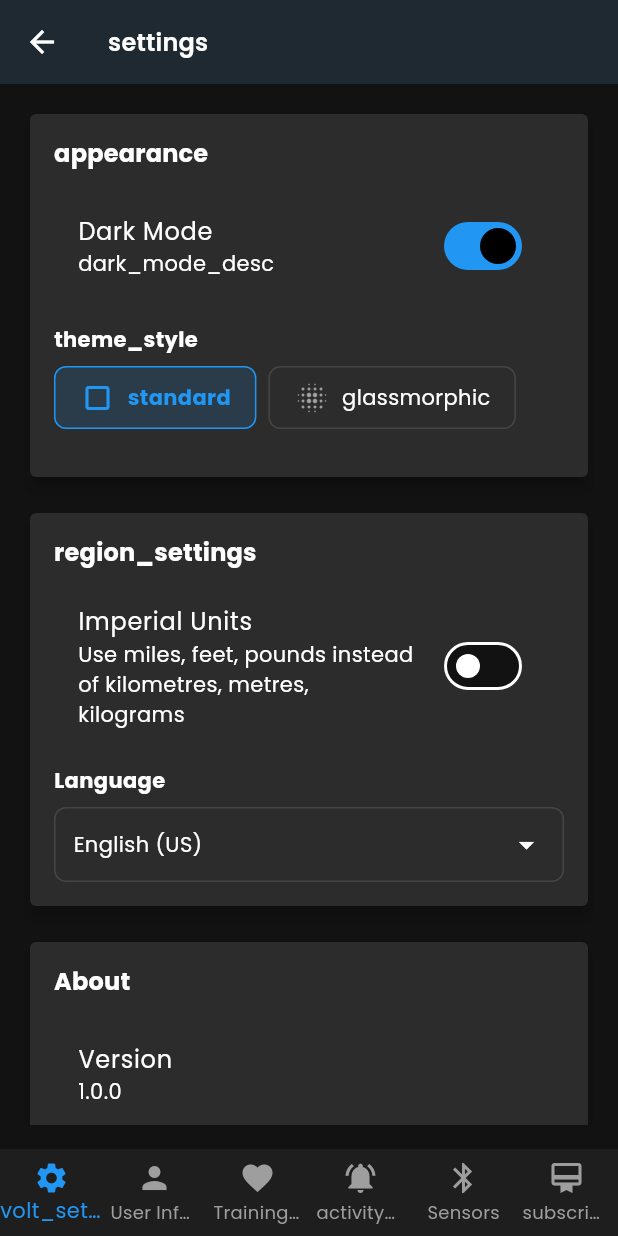
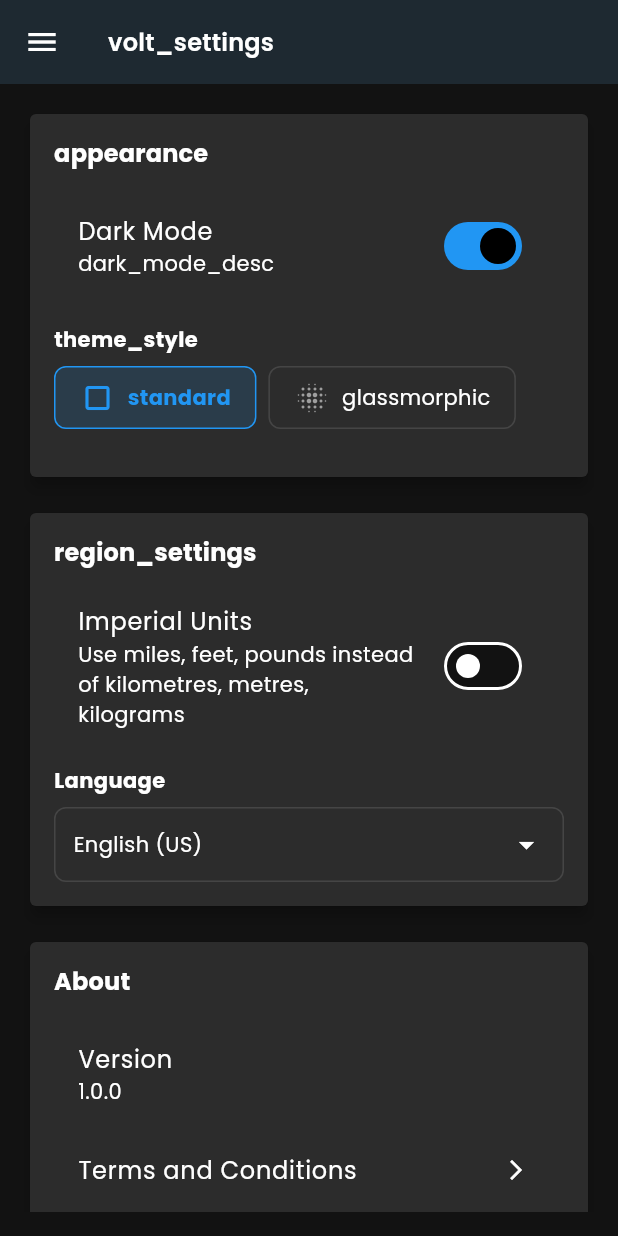
Before and after one commit to jtlab-studio/volt_one, a Flutter app: the SettingsRootScreen screen opened directly, on a phone screen of 412 x 824 dp. Run offline on Flutter 3.47's test engine with Material 3 defaults, Android fonts, the phone set to English and light mode, and no system bars; our stand-ins replace flutter_riverpod.

Commit message:
getting there

```diff
--- a/lib/modules/settings/screens/settings_root_screen.dart
+++ b/lib/modules/settings/screens/settings_root_screen.dart
@@ -1,5 +1,3 @@
-// lib/modules/settings/screens/settings_root_screen.dart
-
 import 'package:flutter/material.dart';
 import 'package:flutter_riverpod/flutter_riverpod.dart';
 import '../../../core/l10n/app_localizations.dart';
@@ -21,22 +19,22 @@ class SettingsRootScreen extends ConsumerWidget {
     final selectedSection = ref.watch(settingsSectionProvider);
     final screenType = getScreenType(context);
 
-    // Check if it's a tablet or desktop
-    final isLargeScreen =
-        screenType == ScreenType.desktop || screenType == ScreenType.tablet;
-
+    // For all screen sizes, use a persistent drawer layout
     return Scaffold(
-      appBar: isLargeScreen
-          ? null // No app bar for large screens (using side navigation)
-          : AppBar(
-              title: Text(localizations.translate('settings')),
+      appBar: AppBar(
+        title: Text(_getSettingsTitle(selectedSection, localizations)),
+        // Allow back navigation from Settings
         automaticallyImplyLeading: true,
       ),
-      body: SafeArea(
-        child: isLargeScreen
-            ? Row(
+      // Use a drawer for the settings menu that is permanently visible on larger screens
+      drawer: screenType == ScreenType.mobile
+          ? _buildSettingsDrawer(context, ref, selectedSection, localizations)
+          : null,
+      // For desktop/tablet, use a persistent drawer-like layout
+      body: Row(
         children: [
-                  // Settings navigation menu (left side) - Only on tablets/desktop
+          // Settings navigation menu (left side) - visible on tablet/desktop
+          if (screenType != ScreenType.mobile)
             Container(
               width: 240,
               decoration: BoxDecoration(
@@ -47,7 +45,59 @@ class SettingsRootScreen extends ConsumerWidget {
                   ),
                 ),
               ),
-                    child: ListView(
+              child: _buildSettingsOptions(
+                  context, ref, selectedSection, localizations),
+            ),
+
+          // Settings content area
+          Expanded(
+            child: _getSettingsContent(selectedSection),
+          ),
+        ],
+      ),
+    );
+  }
+
+  // Build the settings drawer for mobile
+  Widget _buildSettingsDrawer(
+    BuildContext context,
+    WidgetRef ref,
+    String selectedSection,
+    AppLocalizations localizations,
+  ) {
+    return Drawer(
+      child: SafeArea(
+        child: Column(
+          children: [
+            // Drawer header
+            Container(
+              padding: const EdgeInsets.all(16.0),
+              alignment: Alignment.centerLeft,
+              child: Text(
+                localizations.translate('settings'),
+                style: Theme.of(context).textTheme.titleLarge,
+              ),
+            ),
+            Divider(),
+            // Settings options
+            Expanded(
+              child: _buildSettingsOptions(
+                  context, ref, selectedSection, localizations),
+            ),
+          ],
+        ),
+      ),
+    );
+  }
+
+  // Build the list of settings options
+  Widget _buildSettingsOptions(
+    BuildContext context,
+    WidgetRef ref,
+    String selectedSection,
+    AppLocalizations localizations,
+  ) {
+    return ListView(
       children: [
         _buildSettingTile(
           context,
@@ -98,23 +148,6 @@ class SettingsRootScreen extends ConsumerWidget {
           selectedSection == 'subscription',
         ),
       ],
-                    ),
-                  ),
-
-                  // Settings content (right side)
-                  Expanded(
-                    child: _getSettingsContent(selectedSection),
-                  ),
-                ],
-              )
-            : _getSettingsContent(
-                selectedSection), // Full-screen content on phones
-      ),
-      // Only show bottom navigation on phones, not on tablets/desktop
-      bottomNavigationBar: isLargeScreen
-          ? null
-          : _buildBottomNavigation(
-              context, ref, selectedSection, localizations),
     );
   }
 
@@ -129,9 +162,11 @@ class SettingsRootScreen extends ConsumerWidget {
     final theme = Theme.of(context);
     final color = isSelected ? theme.primaryColor : null;
 
-    // Using a safe approach for setting background color when selected
-    final Color bgColor =
-        isSelected ? theme.primaryColor.withAlpha(20) : Colors.transparent;
+    // Use RGBA for background color when selected to avoid withOpacity deprecation
+    final backgroundColor = isSelected
+        ? Color.fromRGBO(theme.primaryColor.red, theme.primaryColor.green,
+            theme.primaryColor.blue, 0.1)
+        : Colors.transparent;
 
     return ListTile(
       leading: Icon(icon, color: color),
@@ -143,64 +178,16 @@ class SettingsRootScreen extends ConsumerWidget {
         ),
       ),
       selected: isSelected,
-      selectedTileColor: bgColor,
+      selectedTileColor: backgroundColor,
       onTap: () {
+        // Set the selected section
         ref.read(settingsSectionProvider.notifier).state = sectionId;
-      },
-    );
-  }
 
-  Widget _buildBottomNavigation(
-    BuildContext context,
-    WidgetRef ref,
-    String currentSection,
-    AppLocalizations localizations,
-  ) {
-    return BottomNavigationBar(
-      currentIndex: _getNavIndex(currentSection),
-      onTap: (index) {
-        final sections = [
-          'volt_settings',
-          'user_info',
-          'training_zones',
-          'activity_alerts',
-          'sensors',
-          'subscription',
-        ];
-        // Make sure we don't go out of bounds
-        if (index < sections.length) {
-          ref.read(settingsSectionProvider.notifier).state = sections[index];
+        // On mobile, close the drawer after selection
+        if (getScreenType(context) == ScreenType.mobile) {
+          Navigator.of(context).pop();
         }
       },
-      type: BottomNavigationBarType.fixed, // Important for more than 3 items
-      selectedItemColor: Theme.of(context).primaryColor,
-      unselectedItemColor: Colors.grey,
-      items: [
-        BottomNavigationBarItem(
-          icon: const Icon(Icons.settings),
-          label: localizations.translate('volt_settings'),
-        ),
-        BottomNavigationBarItem(
-          icon: const Icon(Icons.person),
-          label: localizations.translate('user_info'),
-        ),
-        BottomNavigationBarItem(
-          icon: const Icon(Icons.favorite),
-          label: localizations.translate('training_zones'),
-        ),
-        BottomNavigationBarItem(
-          icon: const Icon(Icons.notifications_active),
-          label: localizations.translate('activity_alerts'),
-        ),
-        BottomNavigationBarItem(
-          icon: const Icon(Icons.bluetooth),
-          label: localizations.translate('sensors'),
-        ),
-        BottomNavigationBarItem(
-          icon: const Icon(Icons.card_membership),
-          label: localizations.translate('subscription'),
-        ),
-      ],
     );
   }
 
@@ -223,22 +210,22 @@ class SettingsRootScreen extends ConsumerWidget {
     }
   }
 
-  int _getNavIndex(String section) {
+  String _getSettingsTitle(String section, AppLocalizations localizations) {
     switch (section) {
       case 'volt_settings':
-        return 0;
+        return localizations.translate('volt_settings');
       case 'user_info':
-        return 1;
+        return localizations.translate('user_info');
       case 'training_zones':
-        return 2;
+        return localizations.translate('training_zones');
       case 'activity_alerts':
-        return 3;
+        return localizations.translate('activity_alerts');
       case 'sensors':
-        return 4;
+        return localizations.translate('sensors');
       case 'subscription':
-        return 5;
+        return localizations.translate('subscription');
       default:
-        return 0;
+        return localizations.translate('settings');
     }
   }
 }
```
Also changed, not shown: lib/modules/home/screens/responsive_dashboard.dart (+47 -46 lines). Lines whose indentation alone changed are shown as unchanged.
